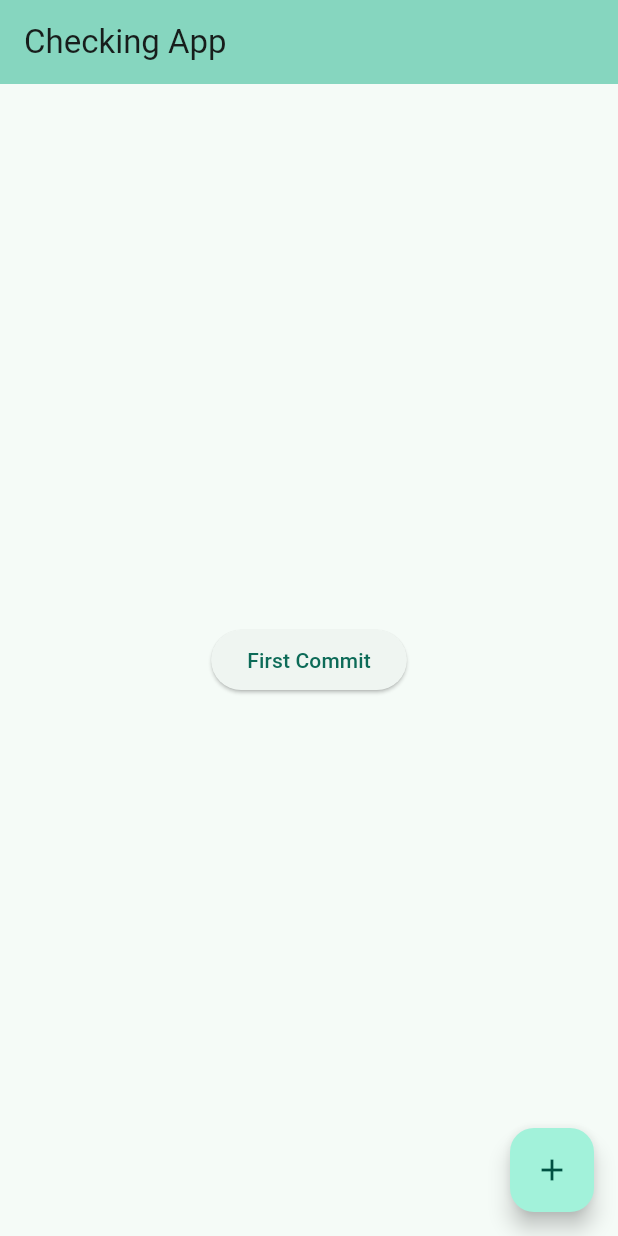
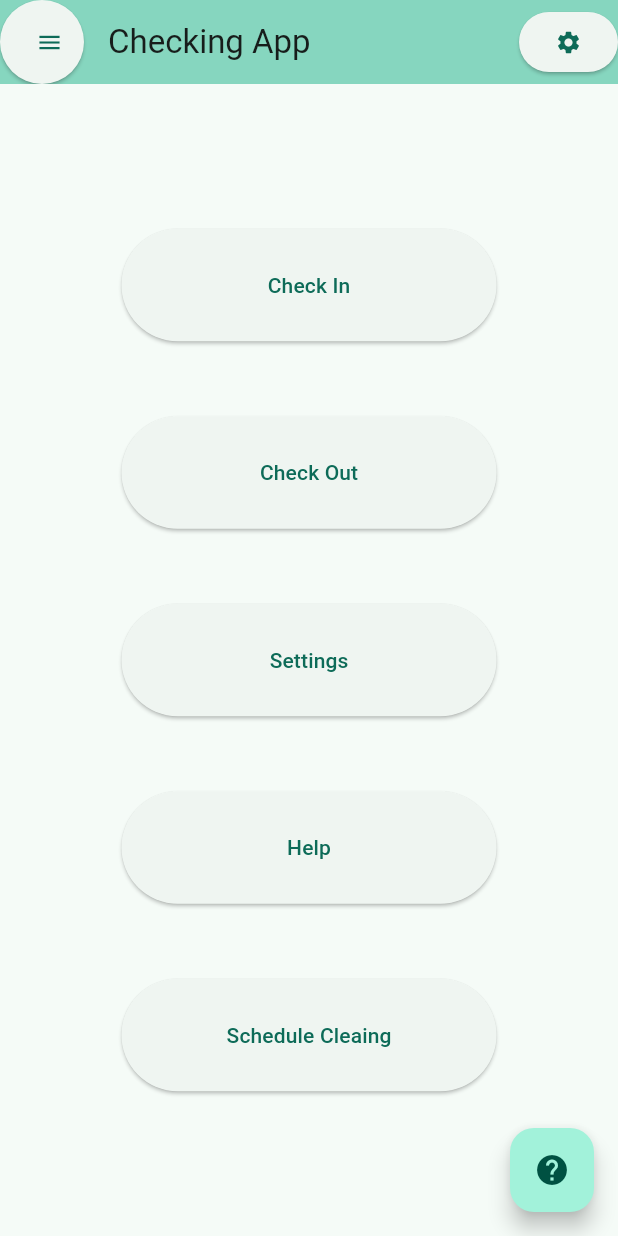
Before and after one commit to tarsz-ttf/CheckingApp, a Flutter app: the screen it shows after launch, on a phone screen of 412 x 824 dp. Run offline on Flutter 3.47's test engine with Material 3 defaults, Android fonts, the phone set to English and light mode, and no system bars; our stand-ins replace qr_flutter, table_calendar.

Commit message:
update 1

```diff
--- a/lib/main.dart
+++ b/lib/main.dart
@@ -1,4 +1,7 @@
+import 'package:checkingapp/qr_screen.dart';
 import 'package:flutter/material.dart';
+
+import 'cleaning_schedule.dart';
 
 void main() {
   runApp(const MyApp());
@@ -31,7 +34,16 @@ class MyHomePage extends StatefulWidget {
 }
 
 class _MyHomePageState extends State<MyHomePage> {
+  final String kod = 'https://example.com'; // QR-kóddá alakítandó szöveg vagy URL
+  final Map<String, String> nyelvMap = {
+    "hu": "assets/flag_hun.png",
+  };
+  String flag = "assets/flag_hun.png";
+  final List<String> nyelvek = ['hu'];
+  String selectedOption = 'hu';
+
   int myc = 0;
+  String _selectedLocaleId = "HUN";
 
   void _incrementCounter() {
     setState(() {
@@ -46,28 +58,108 @@ class _MyHomePageState extends State<MyHomePage> {
       appBar: AppBar(
 
         backgroundColor: Theme.of(context).colorScheme.inversePrimary,
+        leading:ElevatedButton(onPressed: (){
+          print("menu pressed");
+        }, child: Icon(Icons.menu)),
 
         title: Text(widget.title),
+
+        actions: <Widget>[
+          ElevatedButton(onPressed: (){
+            print("Settings pressed");
+          }, child: Icon(Icons.settings))
+        ],
+
       ),
+
+
+
       body: Center(
         // Center is a layout widget. It takes a single child and positions it
         // in the middle of the parent.
         child: Column(
-
           mainAxisAlignment: MainAxisAlignment.center,
           children: <Widget>[
-            ElevatedButton(
+
+
+
+            Container(
+              width: 250,
+              height: 75,
+              child: ElevatedButton(
+                onPressed: () {
+                  Navigator.push(
+                    context,
+                    MaterialPageRoute(
+                      builder: (context) => QRScreen(kod: kod),
+                    ),
+                  );
+                },
+                child: Text("Check In")),),
+
+            SizedBox(height: 50),
+
+            Container(
+              width: 250,
+              height: 75,
+              child: ElevatedButton(
+                  onPressed: () {
+                    Navigator.push(
+                      context,
+                      MaterialPageRoute(
+                        builder: (context) => QRScreen(kod: kod),
+                      ),
+                    );
+                  },
+                child: Text("Check Out")),),
+
+            SizedBox(height: 50),
+
+            Container(
+              width: 250,
+              height: 75,
+              child: ElevatedButton(
                 onPressed: () {
 
-            },
-                child: Text("First Commit"))
+                },
+                child: Text("Settings")),),
+
+            SizedBox(height: 50),
+
+            Container(
+              width: 250,
+              height: 75,
+              child: ElevatedButton(
+                  onPressed: () {
+
+                  },
+                  child: Text("Help")),),
+
+            SizedBox(height: 50),
+
+            Container(
+              width: 250,
+              height: 75,
+              child: ElevatedButton(
+                  onPressed: () {
+                    Navigator.push(
+                      context,
+                      MaterialPageRoute(
+                        builder: (context) => CleaningScheduleScreen(),
+                      ),
+                    );
+                  },
+                  child: Text("Schedule Cleaing")),),
+
+
+
           ],
         ),
       ),
       floatingActionButton: FloatingActionButton(
         onPressed: _incrementCounter,
         tooltip: 'Increment',
-        child: const Icon(Icons.add),
+        child: const Icon(Icons.help),
       ), // This trailing comma makes auto-formatting nicer for build methods.
     );
   }
```
Also changed, not shown: lib/cleaning_schedule.dart (added, +59 -0 lines), lib/qr_screen.dart (added, +46 -0 lines).
